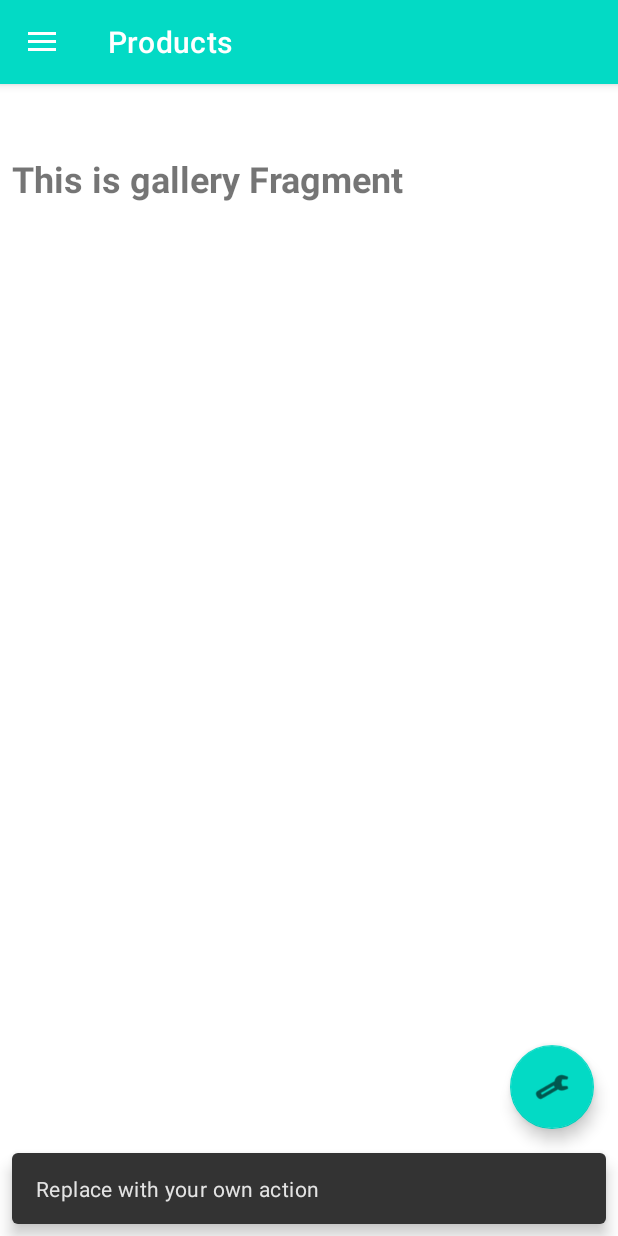
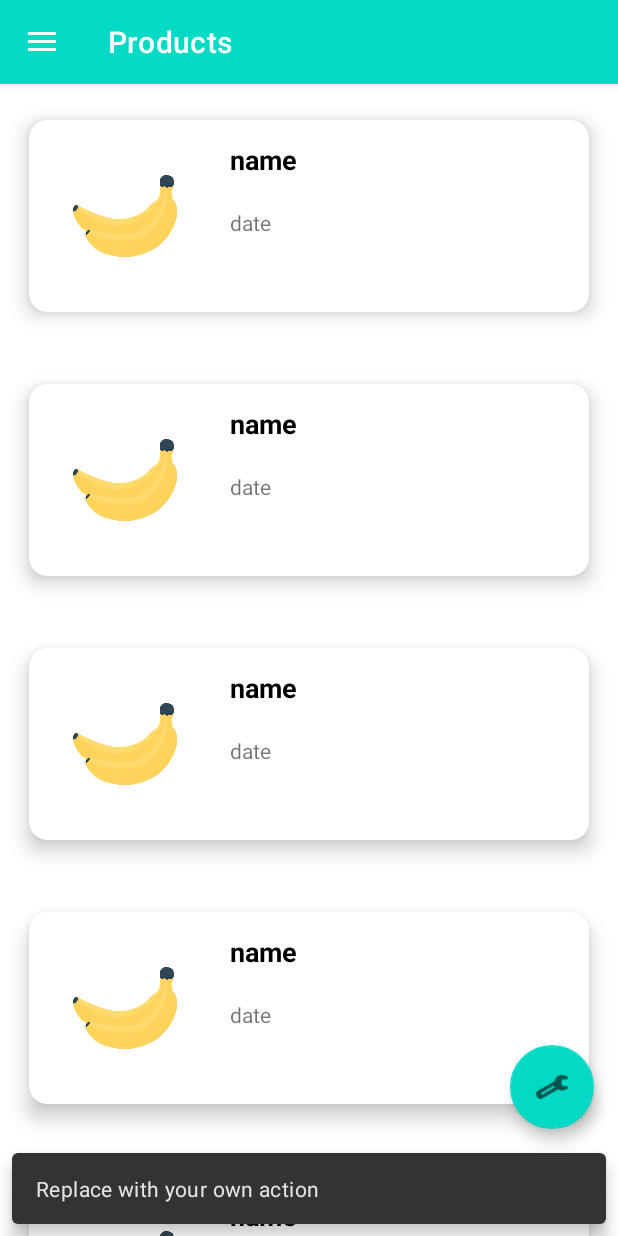
Before and after one commit to GijsKruize/Mealify, an Android app: the screen it shows after launch (MainActivity), in the side drawer, after a tap on "Products", on a phone screen of 412 x 824 dp. Run offline under Robolectric (Android 15) with nearby library versions, the phone set to English and light mode, and no system bars; our stand-ins replace navigation-ui.

Commit message:
Changed product recycleview
Best wat code aangepast en een paar dingen van naam veranderd of uitgecommend. zou moeten werken voor basic if-else statements (opelijk)

```diff
--- a/app/src/main/java/com/example/mealify/MainActivity.kt
+++ b/app/src/main/java/com/example/mealify/MainActivity.kt
@@ -1,6 +1,5 @@
 package com.example.mealify
 
-import ProductModel
 import android.os.Bundle
 import android.view.Menu
 import com.google.android.material.snackbar.Snackbar
@@ -12,10 +11,7 @@ import androidx.navigation.ui.setupActionBarWithNavController
 import androidx.navigation.ui.setupWithNavController
 import androidx.drawerlayout.widget.DrawerLayout
 import androidx.appcompat.app.AppCompatActivity
-import androidx.recyclerview.widget.LinearLayoutManager
-import androidx.recyclerview.widget.RecyclerView
 import com.example.mealify.databinding.ActivityMainBinding
-import java.lang.reflect.Modifier
 
 class MainActivity : AppCompatActivity() {
 
@@ -34,28 +30,28 @@ class MainActivity : AppCompatActivity() {
             Snackbar.make(view, "Replace with your own action", Snackbar.LENGTH_LONG)
                 .setAction("Action", null).show()
 
-            val courseRV = findViewById<RecyclerView>(R.id.idProducts)
+            //val courseRV = findViewById<RecyclerView>(R.id.idProducts)
 
             // Here, we have created new array list and added data to it
-            val courseModelArrayList: ArrayList<ProductModel> = ArrayList<ProductModel>()
-            courseModelArrayList.add(ProductModel("DSA in Java", "a", R.drawable.banana))
-            courseModelArrayList.add(ProductModel("Java Course", "a", R.drawable.banana))
-            courseModelArrayList.add(ProductModel("C++ Course", "a", R.drawable.banana))
-            courseModelArrayList.add(ProductModel("DSA in C++", "a", R.drawable.banana))
-            courseModelArrayList.add(ProductModel("Kotlin for Android", "a", R.drawable.banana))
-            courseModelArrayList.add(ProductModel("Java for Android", "a", R.drawable.banana))
-            courseModelArrayList.add(ProductModel("HTML and CSS", "a", R.drawable.banana))
+            //val courseModelArrayList: ArrayList<ProductModel> = ArrayList<ProductModel>()
+            //courseModelArrayList.add(ProductModel("DSA in Java", "a", R.drawable.banana))
+            //courseModelArrayList.add(ProductModel("Java Course", "a", R.drawable.banana))
+            //courseModelArrayList.add(ProductModel("C++ Course", "a", R.drawable.banana))
+            //courseModelArrayList.add(ProductModel("DSA in C++", "a", R.drawable.banana))
+            //courseModelArrayList.add(ProductModel("Kotlin for Android", "a", R.drawable.banana))
+            //courseModelArrayList.add(ProductModel("Java for Android", "a", R.drawable.banana))
+            //courseModelArrayList.add(ProductModel("HTML and CSS", "a", R.drawable.banana))
 
             // we are initializing our adapter class and passing our arraylist to it.
-            val courseAdapter = ProductAdapter(this, courseModelArrayList)
+            //val courseAdapter = ProductAdapter(this, courseModelArrayList)
 
             // below line is for setting a layout manager for our recycler view.
             // here we are creating vertical list so we will provide orientation as vertical
-            val linearLayoutManager = LinearLayoutManager(this, LinearLayoutManager.VERTICAL, false)
+            //val linearLayoutManager = LinearLayoutManager(this, LinearLayoutManager.VERTICAL, false)
 
             // in below two lines we are setting layoutmanager and adapter to our recycler view.
-            courseRV.layoutManager = linearLayoutManager
-            courseRV.adapter = courseAdapter
+            //courseRV.layoutManager = linearLayoutManager
+            //courseRV.adapter = courseAdapter
 
         }
         val drawerLayout: DrawerLayout = binding.drawerLayout
--- a/app/src/main/java/com/example/mealify/ProductAdapter.kt
+++ b/app/src/main/java/com/example/mealify/ProductAdapter.kt
@@ -1,50 +1,45 @@
 package com.example.mealify
 
-import ProductModel
-import android.content.Context
 import android.view.LayoutInflater
 import android.view.View
 import android.view.ViewGroup
 import android.widget.ImageView
 import android.widget.TextView
 import androidx.recyclerview.widget.RecyclerView
+import com.example.mealify.ui.products.Products
 
-class ProductAdapter(private val context: Context, courseModelArrayList: ArrayList<ProductModel>) :
+class ProductAdapter(private val productList: ArrayList<Products>) :
     RecyclerView.Adapter<ProductAdapter.ViewHolder>() {
-    private val courseModelArrayList: ArrayList<ProductModel>
-    override fun onCreateViewHolder(parent: ViewGroup, viewType: Int): ProductAdapter.ViewHolder {
+    //private val courseModelArrayList: ArrayList<Products>
+    override fun onCreateViewHolder(parent: ViewGroup, viewType: Int): ViewHolder {
         // to inflate the layout for each item of recycler view.
         val view: View = LayoutInflater.from(parent.context).inflate(R.layout.product_card, parent, false)
         return ViewHolder(view)
     }
 
-    override fun onBindViewHolder(holder: ProductAdapter.ViewHolder, position: Int) {
+    override fun onBindViewHolder(holder: ViewHolder, position: Int) {
         // to set data to textview and imageview of each card layout
-        val model: ProductModel = courseModelArrayList[position]
-        holder.productName.setText(model.getProduct_name())
-        holder.productDate.setText("" + model.getProduct_date())
-        holder.productImage.setImageResource(model.getProduct_image())
+        val currentProduct = productList[position]
+        holder.productImage.setImageResource(currentProduct.productImage)
+        holder.productName.text = currentProduct.productName
+        holder.productDate.text = currentProduct.productDate
+
+        //Commented out for now
+        //val model: ProductModel = courseModelArrayList[position]
+        //holder.productName.text = model.getProduct_name()
+        //holder.productDate.text = "" + model.getProduct_date()
+        //holder.productImage.setImageResource(model.getProduct_image())
     }
 
     override fun getItemCount(): Int {
         // this method is used for showing number of card items in recycler view.
-        return courseModelArrayList.size
+        return productList.size
     }
 
     // View holder class for initializing of your views such as TextView and Imageview.
     class ViewHolder(itemView: View) : RecyclerView.ViewHolder(itemView) {
-         val productImage: ImageView
-         val productName: TextView
-         val productDate: TextView
-        init {
-            productImage = itemView.findViewById(R.id.idProductIamge)
-            productName = itemView.findViewById(R.id.idProductName)
-            productDate = itemView.findViewById(R.id.idProductDate)
-        }
-    }
-
-    // Constructor
-    init {
-        this.courseModelArrayList = courseModelArrayList
+         val productImage: ImageView = itemView.findViewById(R.id.idProductImage)
+         val productName: TextView = itemView.findViewById(R.id.idProductName)
+         val productDate: TextView = itemView.findViewById(R.id.idProductDate)
     }
 }
--- a/app/src/main/java/com/example/mealify/model/Products.kt
+++ /dev/null
@@ -1,27 +0,0 @@
-class ProductModel (private var product_name: String, private var product_date: String, private var product_image: Int) {
-
-    // Getter and Setter
-    fun getProduct_name(): String {
-        return product_name
-    }
-
-    fun setProduct_name(product_name: String) {
-        this.product_name = product_name
-    }
-
-    fun getProduct_date(): String {
-        return product_date
-    }
-
-    fun setProduct_date(product_date: String) {
-        this.product_date = product_date
-    }
-
-    fun getProduct_image(): Int {
-        return product_image
-    }
-
-    fun setProduct_image(product_image: Int) {
-        this.product_image = product_image
-    }
-}
--- a/app/src/main/java/com/example/mealify/ui/gallery/GalleryFragment.kt
+++ /dev/null
@@ -1,42 +0,0 @@
-package com.example.mealify.ui.gallery
-
-import android.os.Bundle
-import android.view.LayoutInflater
-import android.view.View
-import android.view.ViewGroup
-import android.widget.TextView
-import androidx.fragment.app.Fragment
-import androidx.lifecycle.ViewModelProvider
-import com.example.mealify.databinding.FragmentGalleryBinding
-
-class GalleryFragment : Fragment() {
-
-    private var _binding: FragmentGalleryBinding? = null
-
-    // This property is only valid between onCreateView and
-    // onDestroyView.
-    private val binding get() = _binding!!
-
-    override fun onCreateView(
-        inflater: LayoutInflater,
-        container: ViewGroup?,
-        savedInstanceState: Bundle?
-    ): View {
-        val galleryViewModel =
-            ViewModelProvider(this).get(GalleryViewModel::class.java)
-
-        _binding = FragmentGalleryBinding.inflate(inflater, container, false)
-        val root: View = binding.root
-
-        val textView: TextView = binding.textGallery
-        galleryViewModel.text.observe(viewLifecycleOwner) {
-            textView.text = it
-        }
-        return root
-    }
-
-    override fun onDestroyView() {
-        super.onDestroyView()
-        _binding = null
-    }
-}
--- /dev/null
+++ b/app/src/main/java/com/example/mealify/ui/products/ProductFragment.kt
@@ -0,0 +1,103 @@
+package com.example.mealify.ui.products
+
+import android.os.Bundle
+import android.view.LayoutInflater
+import android.view.View
+import android.view.ViewGroup
+import androidx.constraintlayout.widget.ConstraintLayout
+import androidx.fragment.app.Fragment
+import androidx.lifecycle.ViewModelProvider
+import androidx.recyclerview.widget.LinearLayoutManager
+import androidx.recyclerview.widget.RecyclerView
+import com.example.mealify.ProductAdapter
+import com.example.mealify.R
+import com.example.mealify.databinding.FragmentGalleryBinding
+
+class ProductFragment : Fragment() {
+
+    private var _binding: FragmentGalleryBinding? = null
+
+    private lateinit var adapter: ProductAdapter
+    private lateinit var rv: RecyclerView
+    private lateinit var productArrayList: ArrayList<Products>
+
+    private lateinit var productImageID : Array<Int>
+    lateinit var productName : Array<String>
+    lateinit var productDate: Array<String>
+
+
+    // This property is only valid between onCreateView and
+    // onDestroyView.
+    private val binding get() = _binding!!
+
+    override fun onCreateView(
+        inflater: LayoutInflater,
+        container: ViewGroup?,
+        savedInstanceState: Bundle?
+    ): View {
+        val galleryViewModel =
+            ViewModelProvider(this)[ProductViewModel::class.java]
+
+        _binding = FragmentGalleryBinding.inflate(layoutInflater, container, false)
+        val root: View = binding.root
+
+        val recyclerView: ConstraintLayout = binding.productCardView
+        galleryViewModel.text.observe(viewLifecycleOwner) {
+            recyclerView.getViewById(id)
+        }
+        return root
+    }
+
+    override fun onViewCreated(view: View, savedInstanceState: Bundle?) {
+        super.onViewCreated(view, savedInstanceState)
+        dataInitialize()
+        val layoutManager = LinearLayoutManager(context)
+        rv = view.findViewById(R.id.idProducts)
+        rv.layoutManager = layoutManager
+        rv.setHasFixedSize(true)
+        adapter = ProductAdapter(productArrayList)
+        rv.adapter = adapter
+    }
+
+    override fun onDestroyView() {
+        super.onDestroyView()
+        _binding = null
+    }
+
+    private fun dataInitialize(){
+        productArrayList = arrayListOf<Products>()
+
+        productImageID = arrayOf(
+            R.drawable.banana,
+            R.drawable.banana,
+            R.drawable.banana,
+            R.drawable.banana,
+            R.drawable.banana,
+            R.drawable.banana,
+            R.drawable.banana
+        )
+        productDate = arrayOf(
+            "date",
+            "date",
+            "date",
+            "date",
+            "date",
+            "date",
+            "date"
+        )
+        productName = arrayOf(
+            "name",
+            "name",
+            "name",
+            "name",
+            "name",
+            "name",
+            "name"
+        )
+
+        for (i in productImageID.indices) {
+            val products = Products(productName[i],productDate[i] ,productImageID[i])
+            productArrayList.add(products)
+        }
+    }
+}
--- a/app/src/main/java/com/example/mealify/ui/gallery/GalleryViewModel.kt
+++ b/app/src/main/java/com/example/mealify/ui/products/ProductViewModel.kt
@@ -1,10 +1,10 @@
-package com.example.mealify.ui.gallery
+package com.example.mealify.ui.products
 
 import androidx.lifecycle.LiveData
 import androidx.lifecycle.MutableLiveData
 import androidx.lifecycle.ViewModel
 
-class GalleryViewModel : ViewModel() {
+class ProductViewModel : ViewModel() {
 
     private val _text = MutableLiveData<String>().apply {
         value = "This is gallery Fragment"
--- /dev/null
+++ b/app/src/main/java/com/example/mealify/ui/products/Products.kt
@@ -0,0 +1,7 @@
+package com.example.mealify.ui.products
+
+data class Products(
+    var productName: String,
+    var productDate: String,
+    var productImage: Int
+)
--- a/app/src/main/res/layout/fragment_gallery.xml
+++ b/app/src/main/res/layout/fragment_gallery.xml
@@ -2,27 +2,10 @@
 <androidx.constraintlayout.widget.ConstraintLayout xmlns:android="http://schemas.android.com/apk/res/android"
     xmlns:app="http://schemas.android.com/apk/res-auto"
     xmlns:tools="http://schemas.android.com/tools"
+    android:id="@+id/product_card_view"
     android:layout_width="match_parent"
     android:layout_height="match_parent"
-    tools:context=".ui.gallery.GalleryFragment">
-
-    <TextView
-        android:id="@+id/text_gallery"
-        android:layout_width="match_parent"
-        android:layout_height="wrap_content"
-        android:layout_marginStart="8dp"
-        android:layout_marginTop="8dp"
-        android:layout_marginEnd="8dp"
-        android:text="@string/menu_products"
-        android:textAlignment="textStart"
-        android:textSize="24sp"
-        android:textStyle="bold"
-        app:layout_constraintBottom_toBottomOf="parent"
-        app:layout_constraintEnd_toEndOf="parent"
-        app:layout_constraintHorizontal_bias="0.0"
-        app:layout_constraintStart_toStartOf="parent"
-        app:layout_constraintTop_toTopOf="parent"
-        app:layout_constraintVertical_bias="0.053" />
+    tools:context=".ui.products.ProductFragment">
 
     <RelativeLayout
         android:layout_width="match_parent"
--- a/app/src/main/res/layout/product_card.xml
+++ b/app/src/main/res/layout/product_card.xml
@@ -5,11 +5,13 @@
     android:layout_height="wrap_content"
     android:layout_margin="5dp"
     app:cardBackgroundColor="@color/white"
-    app:cardCornerRadius="8dp"
+    app:cardCornerRadius="12dp"
     app:cardElevation="8dp"
     app:cardMaxElevation="10dp"
+    app:contentPadding="4dp"
     app:cardPreventCornerOverlap="true"
-    app:cardUseCompatPadding="true">
+    app:cardUseCompatPadding="true"
+    android:id="@+id/product_card_view">
 
     <!-- In the above cardview widget cardelevation property will give elevation to your card view
         card corner radius will provide radius to your card view card background color will give
@@ -24,7 +26,7 @@
 
         <!-- ImageVIew to display our Course Image -->
         <ImageView
-            android:id="@+id/idProductIamge"
+            android:id="@+id/idProductImage"
             android:layout_width="100dp"
             android:layout_height="100dp"
             android:layout_margin="10dp"
@@ -39,7 +41,7 @@
             android:layout_height="wrap_content"
             android:layout_marginStart="10dp"
             android:layout_marginTop="10dp"
-            android:layout_toEndOf="@id/idProductIamge"
+            android:layout_toEndOf="@id/idProductImage"
             android:text="Test123"
             android:textColor="@color/black"
             android:textSize="18sp"
@@ -54,7 +56,7 @@
             android:layout_below="@id/idProductName"
             android:layout_marginStart="10dp"
             android:layout_marginTop="20dp"
-            android:layout_toEndOf="@id/idProductIamge"
+            android:layout_toEndOf="@id/idProductImage"
             android:drawablePadding="2dp"
             android:text="ABCD" />
     </RelativeLayout>
--- a/app/src/main/res/navigation/mobile_navigation.xml
+++ b/app/src/main/res/navigation/mobile_navigation.xml
@@ -13,7 +13,7 @@
 
     <fragment
         android:id="@+id/nav_gallery"
-        android:name="com.example.mealify.ui.gallery.GalleryFragment"
+        android:name="com.example.mealify.ui.products.ProductFragment"
         android:label="@string/menu_products"
         tools:layout="@layout/fragment_gallery" />
 
```
